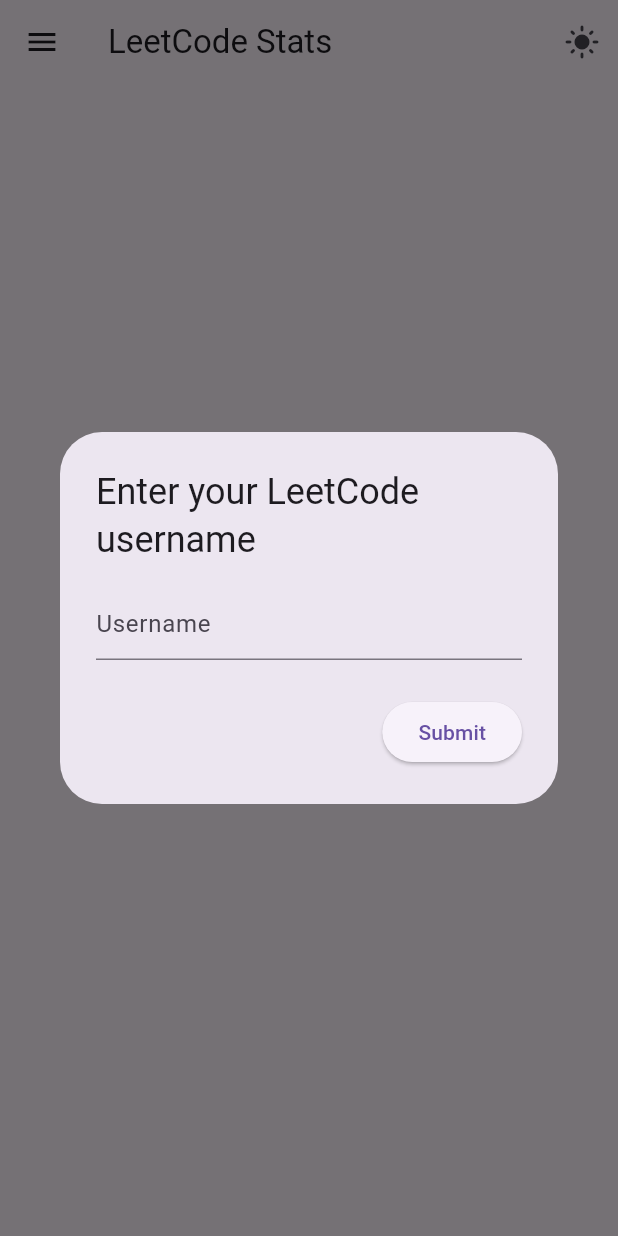
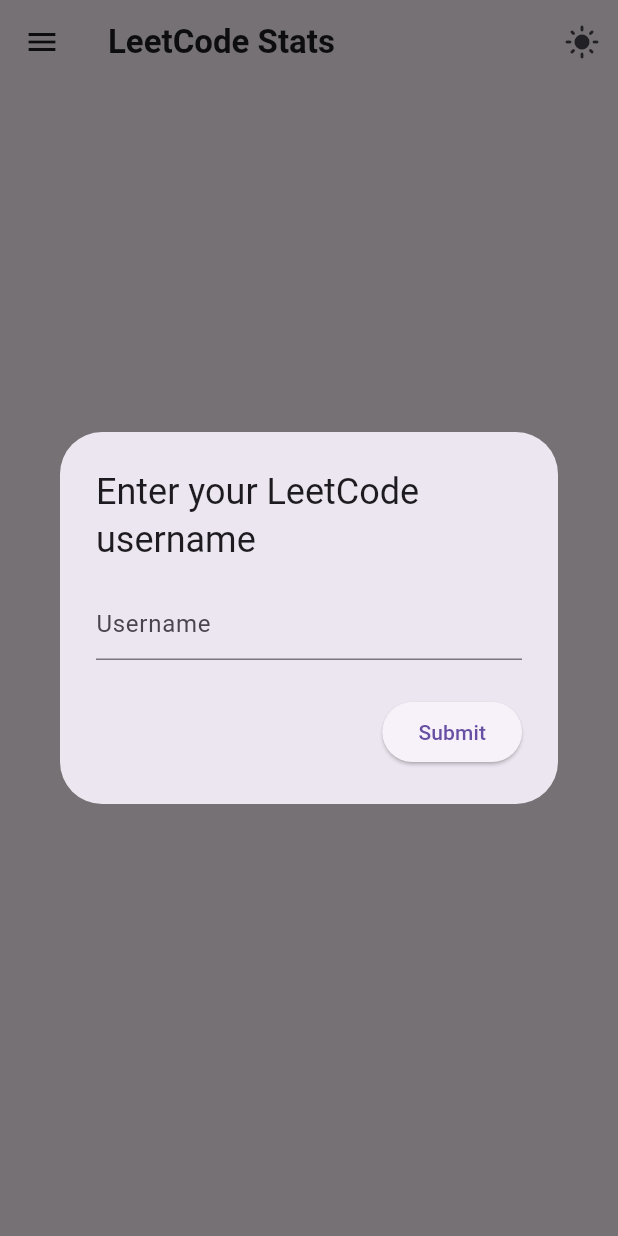
Before and after one commit to sapatevaibhav/leetkode, a Flutter app: the screen it shows after launch, on a phone screen of 412 x 824 dp. Run offline on Flutter 3.47's test engine with Material 3 defaults, Android fonts, the phone set to English and light mode, and no system bars; our stand-ins replace adaptive_theme, dashed_circular_progress_bar, percent_indicator, shared_preferences.

```diff
--- a/lib/main.dart
+++ b/lib/main.dart
@@ -11,7 +11,7 @@
 }
 
 class MyApp extends StatelessWidget {
-  const MyApp({super.key});
+  const MyApp({Key? key}) : super(key: key);
 
   @override
   Widget build(BuildContext context) {
@@ -106,7 +106,12 @@
   Widget build(BuildContext context) {
     return Scaffold(
       appBar: AppBar(
-        title: const Text('LeetCode Stats'),
+        title: const Text(
+          'LeetCode Stats',
+          style: TextStyle(
+            fontWeight: FontWeight.bold,
+          ),
+        ),
         actions: [
           IconButton(
             icon: Icon(
@@ -130,16 +135,30 @@
           children: <Widget>[
             const SizedBox(height: 20),
             if (_userData != null)
+              // Expanded(
+              //   child:
               Column(
                 children: [
                   Text(
                     'Name: $_username',
+                    style: const TextStyle(
+                      fontSize: 30,
+                      fontWeight: FontWeight.bold,
+                    ),
                   ),
                   Text(
                     'Total Solved: ${_userData!['totalSolved']}',
+                    style: const TextStyle(
+                      fontSize: 25,
+                      fontWeight: FontWeight.normal,
+                    ),
                   ),
                   Text(
                     'Rank: ${_userData!['ranking']}',
+                    style: const TextStyle(
+                      fontSize: 25,
+                      fontWeight: FontWeight.bold,
+                    ),
                   ),
                   const SizedBox(height: 25),
                   ThreeLevels(userData: _userData),
@@ -147,6 +166,7 @@
                   UserAccuracy(userData: _userData),
                 ],
               ),
+            // ),
           ],
         ),
       ),
```
